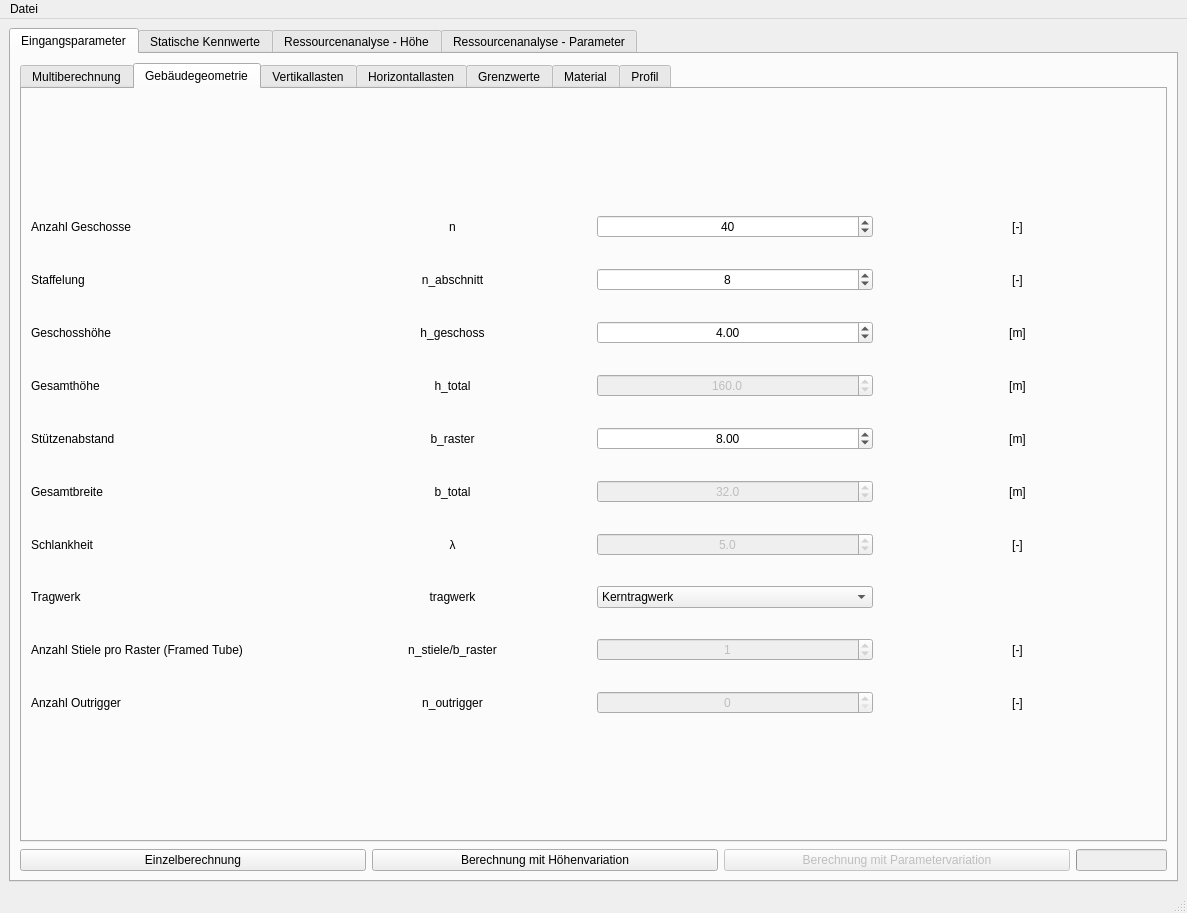
First picture: the form in gui/mainWindow.ui, repository carolagrupp/Masterarbeit, before the edit.
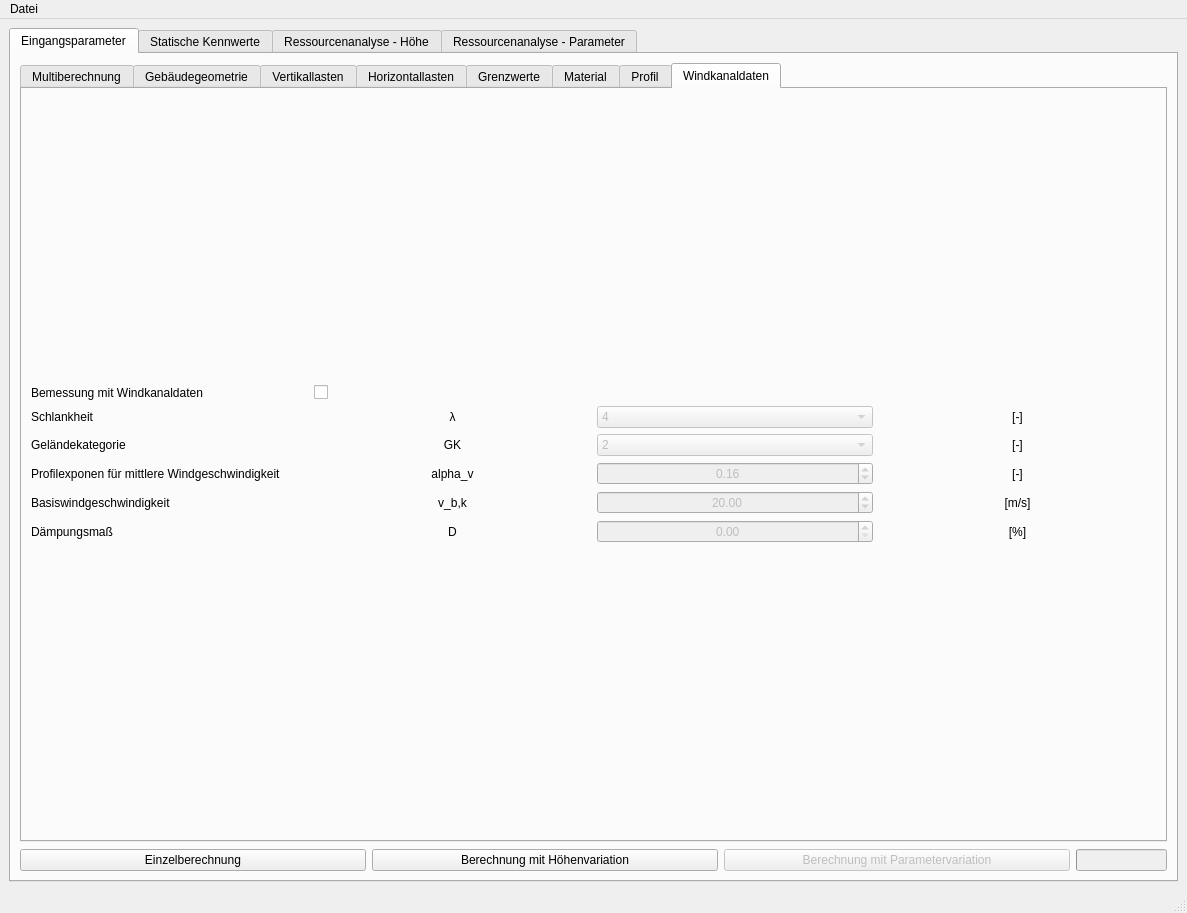
Second picture: the form after the edit. The open tabs and pages were chosen to show the change. Custom widgets are drawn as their Qt base class.

Patch:
```diff
--- a/gui/mainWindow.ui
+++ b/gui/mainWindow.ui
@@ -3193,6 +3193,244 @@
             </item>
            </layout>
           </widget>
+          <widget class="QWidget" name="tab_170">
+           <attribute name="title">
+            <string>Windkanaldaten</string>
+           </attribute>
+           <layout class="QGridLayout" name="gridLayout_15">
+            <item row="0" column="0">
+             <layout class="QGridLayout" name="gridLayout_14">
+              <item row="0" column="0">
+               <widget class="QLabel" name="label_170_01">
+                <property name="text">
+                 <string>Bemessung mit Windkanaldaten</string>
+                </property>
+               </widget>
+              </item>
+              <item row="0" column="1">
+               <widget class="QCheckBox" name="checkBox_170_02">
+                <property name="text">
+                 <string/>
+                </property>
+               </widget>
+              </item>
+              <item row="1" column="0">
+               <widget class="QLabel" name="label_170_11">
+                <property name="text">
+                 <string>Schlankheit</string>
+                </property>
+               </widget>
+              </item>
+              <item row="1" column="1">
+               <widget class="QLabel" name="label_170_12">
+                <property name="text">
+                 <string>λ</string>
+                </property>
+                <property name="alignment">
+                 <set>Qt::AlignCenter</set>
+                </property>
+               </widget>
+              </item>
+              <item row="1" column="2">
+               <widget class="QComboBox" name="comboBox_170_13">
+                <property name="enabled">
+                 <bool>false</bool>
+                </property>
+                <item>
+                 <property name="text">
+                  <string>4</string>
+                 </property>
+                </item>
+                <item>
+                 <property name="text">
+                  <string>5</string>
+                 </property>
+                </item>
+                <item>
+                 <property name="text">
+                  <string>8</string>
+                 </property>
+                </item>
+               </widget>
+              </item>
+              <item row="1" column="3">
+               <widget class="QLabel" name="label_170_14">
+                <property name="text">
+                 <string>[-]</string>
+                </property>
+                <property name="alignment">
+                 <set>Qt::AlignCenter</set>
+                </property>
+               </widget>
+              </item>
+              <item row="2" column="0">
+               <widget class="QLabel" name="label_170_21">
+                <property name="text">
+                 <string>Geländekategorie</string>
+                </property>
+               </widget>
+              </item>
+              <item row="2" column="1">
+               <widget class="QLabel" name="label_170_22">
+                <property name="text">
+                 <string>GK</string>
+                </property>
+                <property name="alignment">
+                 <set>Qt::AlignCenter</set>
+                </property>
+               </widget>
+              </item>
+              <item row="2" column="2">
+               <widget class="QComboBox" name="comboBox_170_23">
+                <property name="enabled">
+                 <bool>false</bool>
+                </property>
+                <item>
+                 <property name="text">
+                  <string>2</string>
+                 </property>
+                </item>
+                <item>
+                 <property name="text">
+                  <string>4</string>
+                 </property>
+                </item>
+               </widget>
+              </item>
+              <item row="2" column="3">
+               <widget class="QLabel" name="label_170_24">
+                <property name="text">
+                 <string>[-]</string>
+                </property>
+                <property name="alignment">
+                 <set>Qt::AlignCenter</set>
+                </property>
+               </widget>
+              </item>
+              <item row="3" column="0">
+               <widget class="QLabel" name="label_170_31">
+                <property name="text">
+                 <string>Profilexponen für mittlere Windgeschwindigkeit</string>
+                </property>
+               </widget>
+              </item>
+              <item row="3" column="1">
+               <widget class="QLabel" name="label_170_32">
+                <property name="text">
+                 <string>alpha_v</string>
+                </property>
+                <property name="alignment">
+                 <set>Qt::AlignCenter</set>
+                </property>
+               </widget>
+              </item>
+              <item row="3" column="2">
+               <widget class="QDoubleSpinBox" name="doubleSpinBox_170_33">
+                <property name="enabled">
+                 <bool>false</bool>
+                </property>
+                <property name="alignment">
+                 <set>Qt::AlignCenter</set>
+                </property>
+                <property name="value">
+                 <double>0.160000000000000</double>
+                </property>
+               </widget>
+              </item>
+              <item row="3" column="3">
+               <widget class="QLabel" name="label_170_34">
+                <property name="text">
+                 <string>[-]</string>
+                </property>
+                <property name="alignment">
+                 <set>Qt::AlignCenter</set>
+                </property>
+               </widget>
+              </item>
+              <item row="4" column="0">
+               <widget class="QLabel" name="label_170_41">
+                <property name="text">
+                 <string>Basiswindgeschwindigkeit</string>
+                </property>
+               </widget>
+              </item>
+              <item row="4" column="1">
+               <widget class="QLabel" name="label_170_42">
+                <property name="text">
+                 <string>v_b,k</string>
+                </property>
+                <property name="alignment">
+                 <set>Qt::AlignCenter</set>
+                </property>
+               </widget>
+              </item>
+              <item row="4" column="2">
+               <widget class="QDoubleSpinBox" name="doubleSpinBox_170_43">
+                <property name="enabled">
+                 <bool>false</bool>
+                </property>
+                <property name="alignment">
+                 <set>Qt::AlignCenter</set>
+                </property>
+                <property name="value">
+                 <double>20.000000000000000</double>
+                </property>
+               </widget>
+              </item>
+              <item row="4" column="3">
+               <widget class="QLabel" name="label_170_44">
+                <property name="text">
+                 <string>[m/s]</string>
+                </property>
+                <property name="alignment">
+                 <set>Qt::AlignCenter</set>
+                </property>
+               </widget>
+              </item>
+              <item row="5" column="0">
+               <widget class="QLabel" name="label_170_51">
+                <property name="text">
+                 <string>Dämpungsmaß</string>
+                </property>
+               </widget>
+              </item>
+              <item row="5" column="1">
+               <widget class="QLabel" name="label_170_52">
+                <property name="text">
+                 <string>D</string>
+                </property>
+                <property name="alignment">
+                 <set>Qt::AlignCenter</set>
+                </property>
+               </widget>
+              </item>
+              <item row="5" column="2">
+               <widget class="QDoubleSpinBox" name="doubleSpinBox_170_53">
+                <property name="enabled">
+                 <bool>false</bool>
+                </property>
+                <property name="alignment">
+                 <set>Qt::AlignCenter</set>
+                </property>
+                <property name="maximum">
+                 <double>10.000000000000000</double>
+                </property>
+               </widget>
+              </item>
+              <item row="5" column="3">
+               <widget class="QLabel" name="label_170_54">
+                <property name="text">
+                 <string>[%]</string>
+                </property>
+                <property name="alignment">
+                 <set>Qt::AlignCenter</set>
+                </property>
+               </widget>
+              </item>
+             </layout>
+            </item>
+           </layout>
+          </widget>
          </widget>
         </item>
        </layout>
```
Left out of the diff: 124 changed lines with no effect on the pictures.
